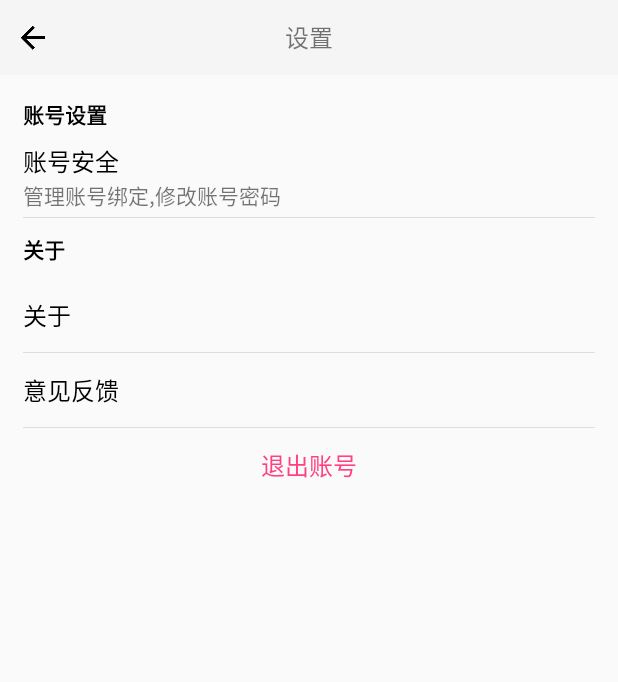
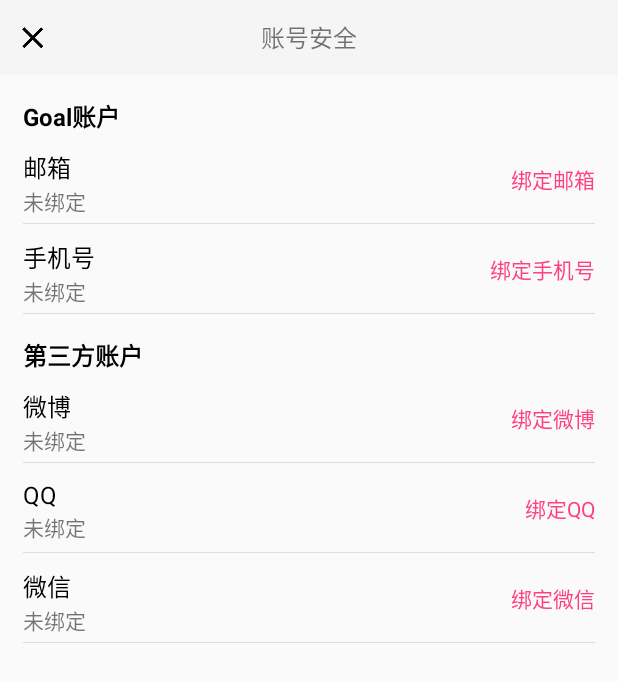
Before and after one commit to Damaer/Goal, an Android app: the fragment SettingFragment shown on its own in the app's theme, after a tap on "账号安全", on a phone screen of 412 x 824 dp. Shown: the top 682 px of the screen. Run offline under Robolectric (Android 15) with nearby library versions, the phone set to English and light mode, and no system bars; 1 statement that could not run was skipped.

Commit message:
添加账户安全页面

```diff
--- a/FE/Goal/app/src/main/AndroidManifest.xml
+++ b/FE/Goal/app/src/main/AndroidManifest.xml
@@ -48,6 +48,9 @@
         <activity
                 android:name=".AboutActivity"
                 android:label="关于" />
+        <activity
+                android:name=".AccountSafetyActivity"
+                android:label="账号安全"/>
     </application>
 
 </manifest>
--- /dev/null
+++ b/FE/Goal/app/src/main/java/cn/goal/goal/AccountSafetyActivity.java
@@ -0,0 +1,101 @@
+package cn.goal.goal;
+
+import android.os.Bundle;
+import android.support.annotation.Nullable;
+import android.support.v7.app.AppCompatActivity;
+import android.view.View;
+import android.widget.ImageButton;
+import android.widget.RelativeLayout;
+import android.widget.TextView;
+
+/**
+ * Created by chenlin on 18/02/2017.
+ */
+public class AccountSafetyActivity extends AppCompatActivity implements View.OnClickListener{
+    private ImageButton closeButton;
+    private RelativeLayout bindEmail;
+    private RelativeLayout bindPhone;
+    private RelativeLayout bindSina;
+    private RelativeLayout bindQQ;
+    private RelativeLayout bindWechat;
+    private TextView emailBind;
+    private TextView phoneBind;
+    private TextView sinaBind;
+    private TextView qqBind;
+    private TextView wechatBind;
+
+    @Override
+    protected void onCreate(@Nullable Bundle savedInstanceState) {
+        super.onCreate(savedInstanceState);
+        setContentView(R.layout.activity_account_safety);
+
+        emailBind = (TextView) findViewById(R.id.email_bind);
+        phoneBind = (TextView) findViewById(R.id.phone_bind);
+        sinaBind = (TextView) findViewById(R.id.sina_bind);
+        qqBind = (TextView) findViewById(R.id.qq_bind);
+        wechatBind = (TextView) findViewById(R.id.wechat_bind);
+
+        closeButton = (ImageButton) findViewById(R.id.close);
+        closeButton.setOnClickListener(this);
+
+        bindEmail = (RelativeLayout) findViewById(R.id.bind_email);
+        bindEmail.setOnClickListener(this);
+
+        bindPhone = (RelativeLayout) findViewById(R.id.bind_phone);
+        bindPhone.setOnClickListener(this);
+
+        bindSina = (RelativeLayout) findViewById(R.id.bind_weibo);
+        bindSina.setOnClickListener(this);
+
+        bindQQ = (RelativeLayout) findViewById(R.id.bind_qq);
+        bindQQ.setOnClickListener(this);
+
+        bindWechat = (RelativeLayout) findViewById(R.id.bind_wechat);
+        bindWechat.setOnClickListener(this);
+    }
+
+    @Override
+    public void onClick(View v) {
+        switch (v.getId()) {
+            case R.id.close:
+                finish();
+                break;
+            case R.id.bind_email:
+                handleBindEmail();
+                break;
+            case R.id.bind_phone:
+                handleBindPhone();
+                break;
+            case R.id.bind_weibo:
+                handleBindSina();
+                break;
+            case R.id.bind_qq:
+                handleBindQQ();
+                break;
+            case R.id.bind_wechat:
+                handleBindWechat();
+                break;
+        }
+    }
+
+    public void handleBindEmail() {
+
+    }
+
+    public void handleBindPhone() {
+
+    }
+
+    public void handleBindSina() {
+
+    }
+
+    public void handleBindQQ() {
+
+    }
+
+    public void handleBindWechat() {
+
+    }
+
+}
--- a/FE/Goal/app/src/main/java/cn/goal/goal/SettingFragment.java
+++ b/FE/Goal/app/src/main/java/cn/goal/goal/SettingFragment.java
@@ -51,6 +51,7 @@ public class SettingFragment extends Fragment implements View.OnClickListener {
                 getFragmentManager().popBackStack();
                 break;
             case R.id.account_safe:
+                startActivity(new Intent(getContext(), AccountSafetyActivity.class));
                 break;
             case R.id.about:
                 startActivity(new Intent(getContext(), AboutActivity.class));
--- /dev/null
+++ b/FE/Goal/app/src/main/res/layout/activity_account_safety.xml
@@ -0,0 +1,169 @@
+<?xml version="1.0" encoding="utf-8"?>
+<LinearLayout xmlns:android="http://schemas.android.com/apk/res/android"
+              xmlns:app="http://schemas.android.com/apk/res-auto"
+              android:orientation="vertical"
+              android:layout_width="match_parent"
+              android:layout_height="match_parent">
+    <RelativeLayout
+            android:layout_width="match_parent"
+            android:layout_height="50dp" android:background="?attr/colorPrimary">
+
+        <ImageButton
+                android:id="@+id/close"
+                android:layout_width="wrap_content"
+                android:layout_height="match_parent" app:srcCompat="@drawable/ic_close_black_24dp"
+                android:background="@android:color/transparent"
+                android:paddingEnd="10dp" android:paddingStart="10dp"/>
+        <TextView
+                android:text="@string/account_safe"
+                android:layout_width="wrap_content"
+                android:layout_height="wrap_content" android:id="@+id/title" android:layout_centerInParent="true"
+                android:textSize="16sp"/>
+    </RelativeLayout>
+    <ScrollView
+            android:layout_width="match_parent"
+            android:layout_height="match_parent">
+        <LinearLayout android:layout_width="match_parent" android:layout_height="wrap_content"
+                      android:orientation="vertical" android:paddingBottom="15dp">
+            <TextView
+                    android:text="@string/goal_account"
+                    android:layout_width="match_parent"
+                    android:id="@+id/textView11" style="@style/ListTitleStyle"/>
+            <RelativeLayout
+                    android:id="@+id/bind_email"
+                    android:layout_width="match_parent"
+                    style="@style/ListItemLayoutStyle">
+
+                <TextView
+                        android:text="@string/email"
+                        android:layout_width="wrap_content"
+                        android:layout_height="wrap_content" android:id="@+id/email"
+                        android:textColor="@android:color/background_dark" android:textSize="16sp"
+                        style="@style/ListItemContentStyle"/>
+                <TextView
+                        android:text="@string/not_bind"
+                        android:layout_width="wrap_content"
+                        android:layout_height="wrap_content" android:id="@+id/email_bind"
+                        android:layout_below="@+id/email"/>
+                <TextView
+                        android:text="@string/bind_email"
+                        android:layout_width="wrap_content"
+                        android:layout_height="wrap_content"
+                        style="@style/ListItemOperationStyle"/>
+                <LinearLayout
+                        android:orientation="horizontal"
+                        android:layout_width="match_parent"
+                        style="@style/ListDividerStyle">
+                </LinearLayout>
+            </RelativeLayout>
+            <RelativeLayout
+                    android:id="@+id/bind_phone"
+                    android:layout_width="match_parent"
+                    style="@style/ListItemLayoutStyle">
+
+                <TextView
+                        android:text="@string/phone"
+                        android:layout_width="wrap_content"
+                        android:layout_height="wrap_content" android:id="@+id/phone"
+                        style="@style/ListItemContentStyle"/>
+                <TextView
+                        android:text="@string/not_bind"
+                        android:layout_width="wrap_content"
+                        android:layout_height="wrap_content" android:id="@+id/phone_bind"
+                        android:layout_below="@+id/phone"/>
+                <TextView
+                        android:text="@string/bind_phone"
+                        android:layout_width="wrap_content"
+                        android:layout_height="wrap_content"
+                        style="@style/ListItemOperationStyle"/>
+                <LinearLayout
+                        android:orientation="horizontal"
+                        android:layout_width="match_parent"
+                        style="@style/ListDividerStyle">
+                </LinearLayout>
+            </RelativeLayout>
+            <TextView
+                    android:text="@string/third_account"
+                    android:layout_width="match_parent"
+                    android:id="@+id/textView18" style="@style/ListTitleStyle"/>
+            <RelativeLayout
+                    android:id="@+id/bind_weibo"
+                    android:layout_width="match_parent"
+                    style="@style/ListItemLayoutStyle">
+
+                <TextView
+                        android:text="@string/weibo"
+                        android:layout_width="wrap_content"
+                        android:layout_height="wrap_content"
+                        style="@style/ListItemContentStyle" android:id="@+id/sina"/>
+                <TextView
+                        android:text="@string/not_bind"
+                        android:layout_width="wrap_content"
+                        android:layout_height="wrap_content"
+                        android:layout_below="@+id/sina" android:id="@+id/sina_bind"/>
+                <TextView
+                        android:text="@string/bind_sina"
+                        android:layout_width="wrap_content"
+                        android:layout_height="wrap_content"
+                        style="@style/ListItemOperationStyle"/>
+                <LinearLayout
+                        android:orientation="horizontal"
+                        android:layout_width="match_parent"
+                        style="@style/ListDividerStyle">
+                </LinearLayout>
+            </RelativeLayout>
+            <RelativeLayout
+                    android:id="@+id/bind_qq"
+                    android:layout_width="match_parent"
+                    style="@style/ListItemLayoutStyle">
+
+                <TextView
+                        android:text="@string/QQ"
+                        android:layout_width="wrap_content"
+                        android:layout_height="wrap_content"
+                        style="@style/ListItemContentStyle" android:id="@+id/qq"/>
+                <TextView
+                        android:text="@string/not_bind"
+                        android:layout_width="wrap_content"
+                        android:layout_height="wrap_content"
+                        android:layout_below="@+id/qq" android:id="@+id/qq_bind"/>
+                <TextView
+                        android:text="@string/bind_qq"
+                        android:layout_width="wrap_content"
+                        android:layout_height="wrap_content"
+                        style="@style/ListItemOperationStyle"/>
+                <LinearLayout
+                        android:orientation="horizontal"
+                        android:layout_width="match_parent"
+                        style="@style/ListDividerStyle">
+                </LinearLayout>
+            </RelativeLayout>
+            <RelativeLayout
+                    android:id="@+id/bind_wechat"
+                    android:layout_width="match_parent"
+                    style="@style/ListItemLayoutStyle">
+
+                <TextView
+                        android:text="@string/wechat"
+                        android:layout_width="wrap_content"
+                        android:layout_height="wrap_content"
+                        style="@style/ListItemContentStyle" android:id="@+id/wechat"/>
+                <TextView
+                        android:text="@string/not_bind"
+                        android:layout_width="wrap_content"
+                        android:layout_height="wrap_content"
+                        android:layout_below="@+id/wechat" android:id="@+id/wechat_bind"/>
+                <TextView
+                        android:text="@string/bind_wechat"
+                        android:layout_width="wrap_content"
+                        android:layout_height="wrap_content"
+                        style="@style/ListItemOperationStyle"/>
+                <LinearLayout
+                        android:orientation="horizontal"
+                        android:layout_width="match_parent"
+                        style="@style/ListDividerStyle">
+                </LinearLayout>
+            </RelativeLayout>
+        </LinearLayout>
+    </ScrollView>
+</LinearLayout>
--- a/FE/Goal/app/src/main/res/values/strings.xml
+++ b/FE/Goal/app/src/main/res/values/strings.xml
@@ -86,4 +86,17 @@
     <string name="feedback">意见反馈</string>
     <string name="logout">退出账号</string>
 
+    <!-- Strings related to account safety -->
+    <string name="goal_account">Goal账户</string>
+    <string name="third_account">第三方账户</string>
+    <string name="email">邮箱</string>
+    <string name="phone">手机号</string>
+    <string name="not_bind">未绑定</string>
+    <string name="sina">新浪微博</string>
+    <string name="bind_sina">绑定微博</string>
+    <string name="QQ">QQ</string>
+    <string name="bind_qq">绑定QQ</string>
+    <string name="wechat">微信</string>
+    <string name="bind_wechat">绑定微信</string>
+
 </resources>
--- a/FE/Goal/app/src/main/res/values/styles.xml
+++ b/FE/Goal/app/src/main/res/values/styles.xml
@@ -20,4 +20,32 @@
         <item name="android:windowFullscreen">true</item>
     </style>
 
+    <style name="ListTitleStyle" parent="@android:style/TextAppearance.Widget.TextView">
+        <item name="android:layout_height">wrap_content</item>
+        <item name="android:paddingTop">15dp</item>
+        <item name="android:textStyle">bold</item>
+        <item name="android:paddingStart">15dp</item>
+        <item name="android:paddingEnd">15dp</item>
+    </style>
+    <style name="ListItemLayoutStyle">
+        <item name="android:layout_height">60dp</item>
+        <item name="android:paddingStart">15dp</item>
+        <item name="android:paddingEnd">15dp</item>
+        <item name="android:paddingTop">10dp</item>
+        <item name="android:background">@drawable/ripple_bg</item>
+    </style>
+    <style name="ListItemContentStyle" parent="@android:style/TextAppearance.Widget.TextView">
+        <item name="android:textSize">16sp</item>
+    </style>
+    <style name="ListItemOperationStyle">
+        <item name="android:layout_centerVertical">true</item>
+        <item name="android:layout_alignParentEnd">true</item>
+        <item name="android:textColor">@color/colorAccent</item>
+    </style>
+    <style name="ListDividerStyle">
+        <item name="android:layout_height">1px</item>
+        <item name="android:layout_alignParentBottom">true</item>
+        <item name="android:background">@color/divider</item>
+    </style>
+
 </resources>
```
